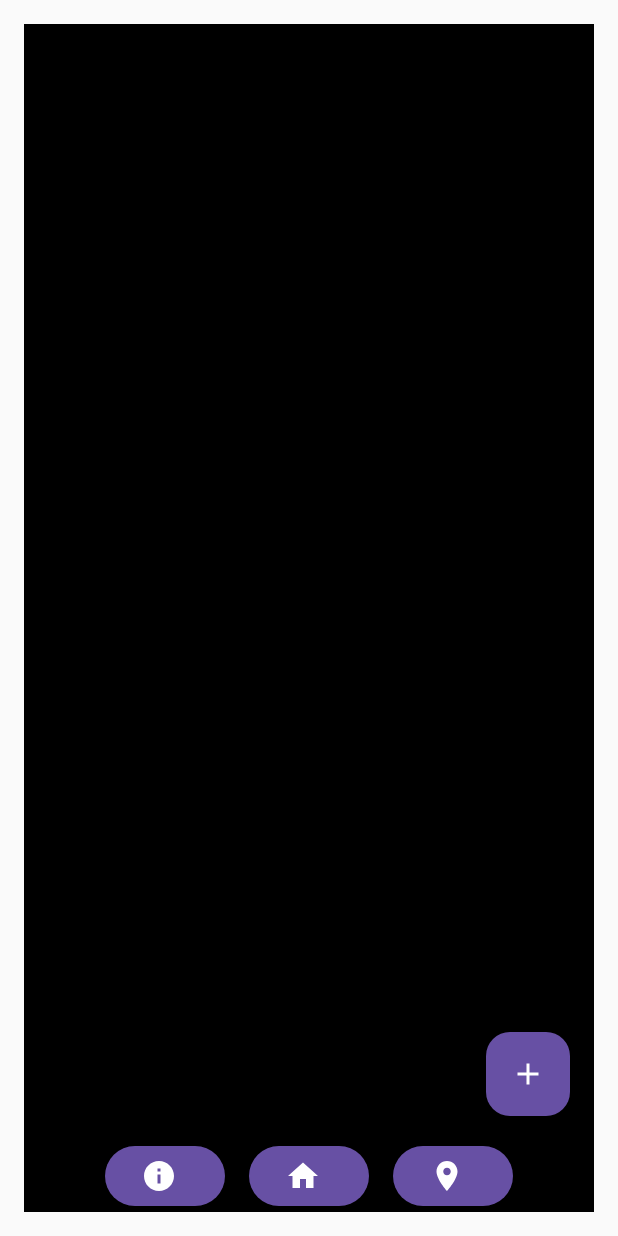
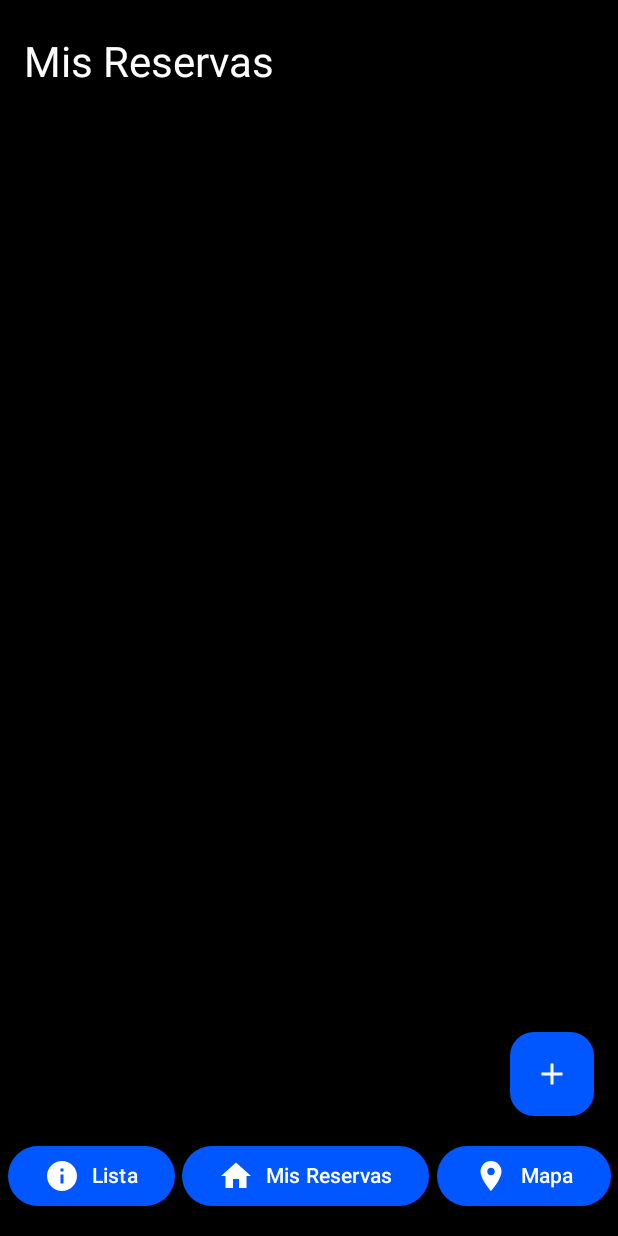
Before and after one commit to IriemDaLuz/FinalProjectProgramacion, an Android app built with Jetpack Compose: the screen it shows after launch (MainActivity), on a phone screen of 412 x 824 dp. Run offline under Robolectric (Android 15) with nearby library versions, the phone set to English and light mode, and no system bars; our stand-ins replace Room's generated code; libraries missing offline, so code that uses them is left out: com.utsman.osmandcompose, org.osmdroid.tileprovider, org.osmdroid.util.

Commit message:
estilos de botones

```diff
--- a/app/src/main/java/com/example/finalprojectprogramacion/view/HomeScreen.kt
+++ b/app/src/main/java/com/example/finalprojectprogramacion/view/HomeScreen.kt
@@ -17,6 +17,7 @@ import androidx.compose.material.icons.filled.Home
 import androidx.compose.material.icons.filled.Info
 import androidx.compose.material.icons.filled.LocationOn
 import androidx.compose.material3.Button
+import androidx.compose.material3.ButtonDefaults
 import androidx.compose.material3.FloatingActionButton
 import androidx.compose.material3.Icon
 import androidx.compose.material3.MaterialTheme
@@ -26,6 +27,7 @@ import androidx.compose.runtime.collectAsState
 import androidx.compose.ui.Alignment
 import androidx.compose.ui.Modifier
 import androidx.compose.ui.graphics.Color
+import androidx.compose.ui.text.style.TextAlign
 import androidx.compose.ui.unit.dp
 import androidx.navigation.NavController
 import com.example.finalprojectprogramacion.data.Reserva
@@ -41,28 +43,40 @@ fun HomeScreen(navController: NavController, viewModel: ViewModelApp) {
     Column(
         modifier = Modifier
             .fillMaxSize()
-            .padding(16.dp)
-            .background(Color.Black),
-        horizontalAlignment = Alignment.CenterHorizontally,
+            .background(Color.Black) // Fondo negro sin márgenes blancos
+            .padding(horizontal = 0.dp), // Padding ajustado horizontalmente
+        verticalArrangement = Arrangement.Top
+    ) {
+        // Título alineado a la derecha
+        Text(
+            text = "Mis Reservas",
+            style = MaterialTheme.typography.headlineMedium,
+            color = Color.White,
+            modifier = Modifier
+                .fillMaxWidth()
+                .padding(top = 24.dp, start = 16.dp) // Padding superior y derecho
+                .align(Alignment.Start),
+            textAlign = TextAlign.Start // Alineación del texto
+        )
 
-        verticalArrangement = Arrangement.Top // Alineamos los elementos al principio de la columna
-    ) {
-        // Título de Reservas de Discotecas al principio
-        Text("Reservas de Discotecas", style = MaterialTheme.typography.headlineMedium)
         Spacer(modifier = Modifier.height(16.dp))
 
         // LazyColumn para mostrar reservas
-        LazyColumn(modifier = Modifier.fillMaxWidth()) {
+        LazyColumn(
+            modifier = Modifier
+                .fillMaxWidth()
+                .weight(1f) // Ocupa el espacio restante
+                .padding(horizontal = 16.dp) // Márgenes internos ajustados
+        ) {
             items(reservas.size) { index ->
                 val reserva = reservas[index]
 
-                // ReservaCard para cada reserva
+                // Tarjeta de reserva
                 ReservaCard(
                     reserva = reserva,
                     nombreDiscotecas = discotecas,
                     onDelete = { reserva -> viewModel.deleteReserva(reserva) },
                     onUpdate = { reserva ->
-                        // Navegar a la pantalla de edición
                         navController.navigate("edit_reserva/${reserva.id}")
                     }
                 )
@@ -70,43 +84,63 @@ fun HomeScreen(navController: NavController, viewModel: ViewModelApp) {
             }
         }
 
-        // Espacio para los botones
-        Spacer(modifier = Modifier.weight(1f)) // Esto empuja los botones hacia abajo
-
+        // FloatingActionButton ajustado
         FloatingActionButton(
-            onClick = { navController.navigate("add_reserva") }, // Navegar a la pantalla para añadir reserva
+            onClick = { navController.navigate("add_reserva") },
             modifier = Modifier
-                .align(Alignment.End)
-                .padding(16.dp), // Ajusta el padding para dejar espacio
-            containerColor = MaterialTheme.colorScheme.primary // Color del botón
+                .padding(16.dp)
+                .align(Alignment.End),
+            containerColor = Color(0xFF0056FF)
         ) {
             Icon(
                 imageVector = Icons.Filled.Add,
                 contentDescription = "Añadir Reserva",
-                tint = MaterialTheme.colorScheme.onPrimary
+                tint = Color.White
             )
         }
 
+        // Botones en fila
         Row(
-            horizontalArrangement = Arrangement.spacedBy(16.dp),
+            modifier = Modifier
+                .fillMaxWidth()
+                .padding(bottom = 16.dp),
+            horizontalArrangement = Arrangement.SpaceEvenly,
             verticalAlignment = Alignment.CenterVertically
         ) {
-            Button(onClick = { navController.navigate("list") }) {
-                Icon(
-                    imageVector = Icons.Filled.Info,
-                    contentDescription = "Lista de Discotecas"
+            Button(
+                onClick = { navController.navigate("discs") },
+                colors = ButtonDefaults.buttonColors(
+                    containerColor = Color(0xFF0056FF),
+                    contentColor = Color.White
                 )
+            ) {
+                Icon(imageVector = Icons.Filled.Info, contentDescription = "Lista de Discotecas")
                 Spacer(modifier = Modifier.width(8.dp))
+                Text("Lista")
             }
 
-            Button(onClick = { navController.navigate("home") }) {
+            Button(
+                onClick = { navController.navigate("home") },
+                colors = ButtonDefaults.buttonColors(
+                    containerColor = Color(0xFF0056FF),
+                    contentColor = Color.White
+                )
+            ) {
                 Icon(imageVector = Icons.Filled.Home, contentDescription = "Mis Reservas")
                 Spacer(modifier = Modifier.width(8.dp))
+                Text("Mis Reservas")
             }
 
-            Button(onClick = { navController.navigate("map") }) {
+            Button(
+                onClick = { navController.navigate("map") },
+                colors = ButtonDefaults.buttonColors(
+                    containerColor = Color(0xFF0056FF),
+                    contentColor = Color.White
+                )
+            ) {
                 Icon(imageVector = Icons.Filled.LocationOn, contentDescription = "Ver Mapa")
                 Spacer(modifier = Modifier.width(8.dp))
+                Text("Mapa")
             }
         }
     }
```
